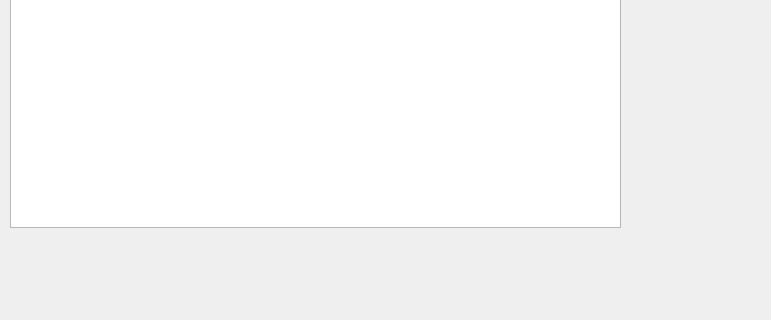
Old version of the form heat02/mainwindow.ui in the repository catof21/heatx; both pictures show x 0 to 771 and y 310 to 630 of the 1193 by 630 pixel window.
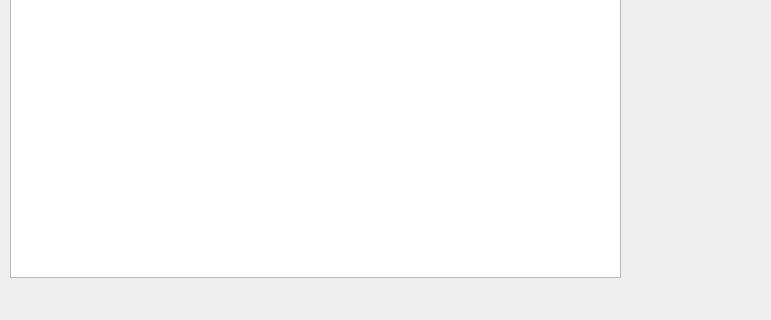
New version of the form.

Patch:
```diff
--- a/heat02/mainwindow.ui
+++ b/heat02/mainwindow.ui
@@ -55,7 +55,7 @@
       <x>10</x>
       <y>270</y>
       <width>611</width>
-      <height>251</height>
+      <height>301</height>
      </rect>
     </property>
     <property name="font">
@@ -63,6 +63,9 @@
       <pointsize>9</pointsize>
      </font>
     </property>
+    <property name="alignment">
+     <set>Qt::AlignLeading|Qt::AlignLeft|Qt::AlignVCenter</set>
+    </property>
    </widget>
    <widget class="QTableWidget" name="inputTable">
     <property name="geometry">
```
